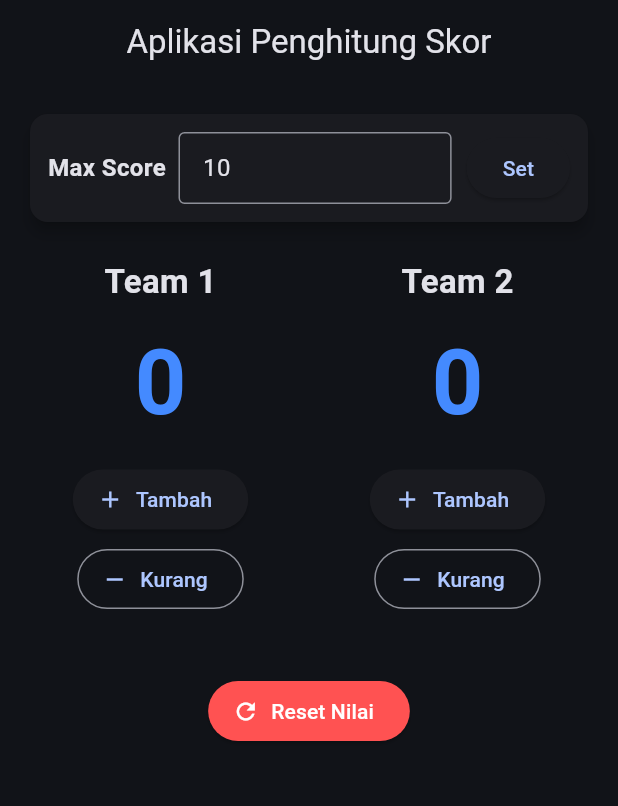
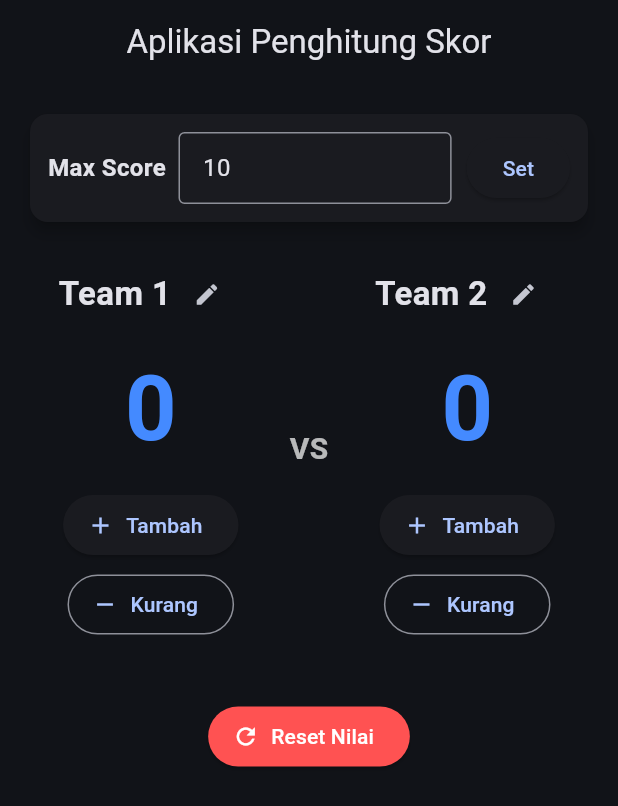
Before and after one commit to h1mh1m/counterScore, a Flutter app: the screen it shows after launch, on a phone screen of 412 x 824 dp. Shown: the top 806 px of the screen. Run offline on Flutter 3.47's test engine with Material 3 defaults, Android fonts, the phone set to English and light mode, and no system bars.

Commit message:
Menambahkan Tulisan VS dan opsi edit Nama team

```diff
--- a/lib/main.dart
+++ b/lib/main.dart
@@ -15,11 +15,10 @@ class MainApp extends StatelessWidget {
         colorScheme: ColorScheme.fromSeed(
           seedColor: Colors.blueAccent,
           brightness: Brightness.dark,
-          ),
+        ),
       ),
       home: ScoreHomePage(),
       debugShowCheckedModeBanner: false,
-
     );
   }
 }
@@ -30,52 +29,105 @@ class ScoreHomePage extends StatefulWidget {
   @override
   State<ScoreHomePage> createState() => ScoreHomePageState();
 }
-class ScoreHomePageState extends State<ScoreHomePage>{
+
+class ScoreHomePageState extends State<ScoreHomePage> {
   int scoreTeamSatu = 0;
   int scoreTeamDua = 0;
   String TeamSatu = "Team 1";
   String TeamDua = "Team 2";
   int MaxNilai = 10; //default value
-  final TextEditingController MaxControllerScore = TextEditingController(text: "10");
+  final TextEditingController MaxControllerScore = TextEditingController(
+    text: "10",
+  );
 
-  void incrementScoreTeamSatu(){
-    setState((){
-      if(scoreTeamSatu < MaxNilai) scoreTeamSatu++;
+  void incrementScoreTeamSatu() {
+    setState(() {
+      if (scoreTeamSatu < MaxNilai) scoreTeamSatu++;
       checkWinner();
     });
   }
-  void incrementScoreTeamDua(){
-    setState((){
-      if(scoreTeamDua < MaxNilai) scoreTeamDua++;
+
+  void incrementScoreTeamDua() {
+    setState(() {
+      if (scoreTeamDua < MaxNilai) scoreTeamDua++;
       checkWinner();
     });
   }
-  void decrementScoreTeamSatu(){
-    setState((){
-      if(scoreTeamSatu > 0) scoreTeamSatu--;
+
+  void decrementScoreTeamSatu() {
+    setState(() {
+      if (scoreTeamSatu > 0) scoreTeamSatu--;
     });
   }
-  void decrementScoreTeamDua(){
-    setState((){
-      if(scoreTeamDua > 0) scoreTeamDua--;
+
+  void decrementScoreTeamDua() {
+    setState(() {
+      if (scoreTeamDua > 0) scoreTeamDua--;
     });
   }
-  void resetScore(){
+
+  void resetScore() {
     setState(() {
       scoreTeamDua = 0;
       scoreTeamSatu = 0;
     });
   }
-  void checkWinner(){
+
+  void editTeamName(bool isTeamSatu) {
+    final controller = TextEditingController(
+      text: isTeamSatu ? TeamSatu : TeamDua,
+    );
+
+    showDialog(
+      context: context,
+      builder: (context) => AlertDialog(
+        title: Text("Ubah ${isTeamSatu ? 'nama Team 1' : 'nama Team 2'}"),
+        content: TextField(
+          controller: controller,
+          autofocus: true,
+          textCapitalization: TextCapitalization.words,
+          decoration: const InputDecoration(
+            labelText: "Nama tim",
+            border: OutlineInputBorder(),
+          ),
+        ),
+        actions: [
+          TextButton(
+            onPressed: () => Navigator.pop(context),
+            child: const Text("Batal"),
+          ),
+          ElevatedButton(
+            onPressed: () {
+              final name = controller.text.trim();
+              if (name.isNotEmpty) {
+                setState(() {
+                  if (isTeamSatu) {
+                    TeamSatu = name;
+                  } else {
+                    TeamDua = name;
+                  }
+                });
+                Navigator.pop(context);
+              }
+            },
+            child: const Text("Simpan"),
+          ),
+        ],
+      ),
+    );
+  }
+
+  void checkWinner() {
     setState(() {
-      if(scoreTeamSatu == MaxNilai && scoreTeamSatu > scoreTeamDua){
+      if (scoreTeamSatu == MaxNilai && scoreTeamSatu > scoreTeamDua) {
         WinnerDialog(TeamSatu);
-      }else if (scoreTeamDua == MaxNilai && scoreTeamDua > scoreTeamSatu){
+      } else if (scoreTeamDua == MaxNilai && scoreTeamDua > scoreTeamSatu) {
         WinnerDialog(TeamDua);
       }
     });
   }
-  void WinnerDialog(String team){
+
+  void WinnerDialog(String team) {
     showDialog(
       context: context,
       builder: (context) => AlertDialog(
@@ -83,25 +135,26 @@ class ScoreHomePageState extends State<ScoreHomePage>{
         content: Text("$team Memenangkan Pertandingan"),
         actions: [
           TextButton(
-            onPressed: (){
+            onPressed: () {
               Navigator.pop(context);
               resetScore();
-            } ,
-            child: const Text("Ok"))
+            },
+            child: const Text("Ok"),
+          ),
         ],
       ),
     );
   }
-  void updateMaxScore(){
+
+  void updateMaxScore() {
     int? parsed = int.tryParse(MaxControllerScore.text);
-    if (parsed != null && parsed > 0){
+    if (parsed != null && parsed > 0) {
       setState(() {
         MaxNilai = parsed;
         resetScore();
       });
-      ScaffoldMessenger.of(context).showSnackBar(
-        SnackBar(content: Text("Maksimal skor $MaxNilai "))
-      );
+      ScaffoldMessenger.of(context)
+          .showSnackBar(SnackBar(content: Text("Maksimal skor $MaxNilai ")));
     }
   }
 
@@ -122,33 +175,66 @@ class ScoreHomePageState extends State<ScoreHomePage>{
                 padding: const EdgeInsets.all(12.0),
                 child: Row(
                   children: [
-                    const Text("Max Score  ", style: TextStyle(fontSize: 16.0, fontWeight: FontWeight.bold)),
+                    const Text(
+                      "Max Score  ",
+                      style: TextStyle(
+                        fontSize: 16.0,
+                        fontWeight: FontWeight.bold,
+                      ),
+                    ),
                     Expanded(
                       child: TextField(
                         controller: MaxControllerScore,
                         keyboardType: TextInputType.number,
                         decoration: const InputDecoration(
                           isDense: true,
-                          border: OutlineInputBorder()
+                          border: OutlineInputBorder(),
                         ),
-                      )
+                      ),
                     ),
-                    const SizedBox(width: 10,),
-                    ElevatedButton(onPressed: updateMaxScore, child: const Text("Set"))
+                    const SizedBox(width: 10),
+                    ElevatedButton(
+                      onPressed: updateMaxScore,
+                      child: const Text("Set"),
+                    ),
                   ],
                 ),
               ),
             ),
-            const SizedBox(height: 20,),
+            const SizedBox(height: 20),
             Row(
               mainAxisAlignment: MainAxisAlignment.spaceEvenly,
               children: [
                 Expanded(
                   child: Column(
                     children: [
-                      Text(TeamSatu, style: const TextStyle(fontSize: 22, fontWeight: FontWeight.bold)),
+                      Row(
+                        mainAxisAlignment: MainAxisAlignment.center,
+                        mainAxisSize: MainAxisSize.min,
+                        children: [
+                          Text(
+                            TeamSatu,
+                            style: const TextStyle(
+                              fontSize: 22,
+                              fontWeight: FontWeight.bold,
+                            ),
+                          ),
+                          IconButton(
+                            tooltip: "Ubah nama Team 1",
+                            onPressed: () => editTeamName(true),
+                            icon: const Icon(Icons.edit, size: 18),
+                          ),
+                        ],
+                      ),
                       const SizedBox(height: 10),
-                      Text('$scoreTeamSatu', style: const TextStyle(fontSize: 60, fontWeight: FontWeight.bold, color: Colors.blueAccent)),
+                      Text(
+                        '$scoreTeamSatu',
+                        style: const TextStyle(
+                          fontSize: 60,
+                          fontWeight: FontWeight.bold,
+                          color: Colors.blueAccent,
+                        ),
+                      ),
                       const SizedBox(height: 10),
                       ElevatedButton.icon(
                         onPressed: incrementScoreTeamSatu,
@@ -164,13 +250,47 @@ class ScoreHomePageState extends State<ScoreHomePage>{
                     ],
                   ),
                 ),
-                const VerticalDivider(thickness: 2,),
+                const Padding(
+                  padding: EdgeInsets.symmetric(horizontal: 8),
+                  child: Text(
+                    "VS",
+                    style: TextStyle(
+                      fontSize: 20,
+                      fontWeight: FontWeight.bold,
+                      color: Colors.white70,
+                    ),
+                  ),
+                ),
                 Expanded(
                   child: Column(
                     children: [
-                      Text(TeamDua, style: const TextStyle(fontSize: 22, fontWeight: FontWeight.bold),),
+                      Row(
+                        mainAxisAlignment: MainAxisAlignment.center,
+                        mainAxisSize: MainAxisSize.min,
+                        children: [
+                          Text(
+                            TeamDua,
+                            style: const TextStyle(
+                              fontSize: 22,
+                              fontWeight: FontWeight.bold,
+                            ),
+                          ),
+                          IconButton(
+                            tooltip: "Ubah nama Team 2",
+                            onPressed: () => editTeamName(false),
+                            icon: const Icon(Icons.edit, size: 18),
+                          ),
+                        ],
+                      ),
                       const SizedBox(height: 10),
-                      Text('$scoreTeamDua', style: const TextStyle(fontSize: 60, fontWeight: FontWeight.bold, color: Colors.blueAccent)),
+                      Text(
+                        '$scoreTeamDua',
+                        style: const TextStyle(
+                          fontSize: 60,
+                          fontWeight: FontWeight.bold,
+                          color: Colors.blueAccent,
+                        ),
+                      ),
                       const SizedBox(height: 10),
                       ElevatedButton.icon(
                         onPressed: incrementScoreTeamDua,
@@ -188,17 +308,19 @@ class ScoreHomePageState extends State<ScoreHomePage>{
                 ),
               ],
             ),
-            const SizedBox(height: 40,),
+            const SizedBox(height: 40),
             ElevatedButton.icon(
-              style: ElevatedButton.styleFrom(backgroundColor: Colors.redAccent, foregroundColor: Colors.white),
+              style: ElevatedButton.styleFrom(
+                backgroundColor: Colors.redAccent,
+                foregroundColor: Colors.white,
+              ),
               onPressed: resetScore,
               label: const Text("Reset Nilai"),
               icon: const Icon(Icons.refresh),
-            )
+            ),
           ],
         ),
       ),
     );
   }
-
 }
```
